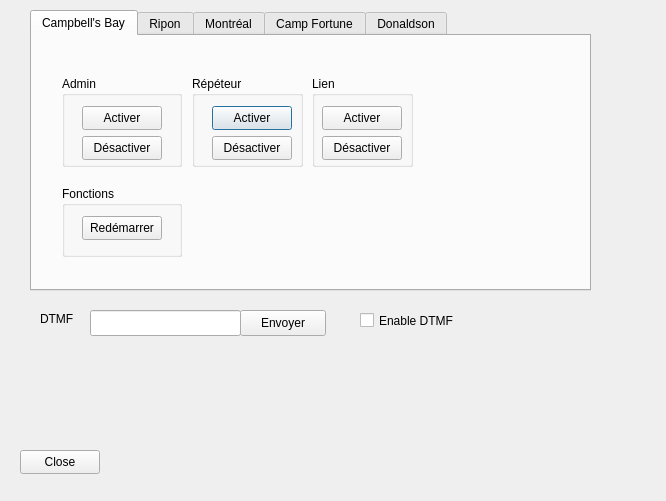
Above: sitesdialog.ui from lromain23/VE2REHConfig before the change. Below: the same form after it.
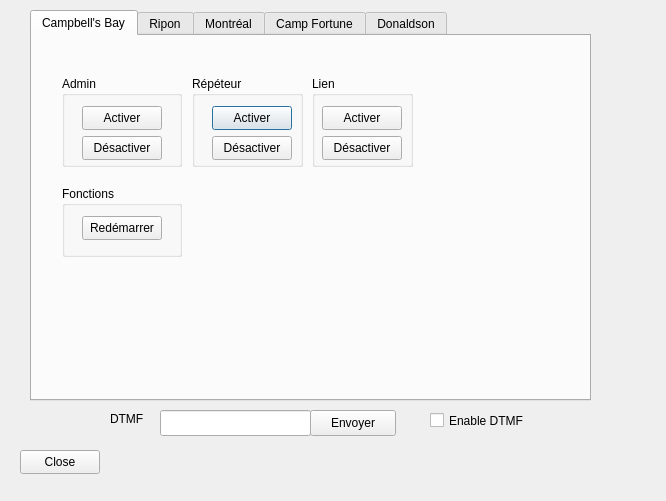
That is the form after the change. The open tabs and pages were chosen to show the change.

The edit to the form file:
```diff
--- a/sitesdialog.ui
+++ b/sitesdialog.ui
@@ -19,7 +19,7 @@
      <x>30</x>
      <y>10</y>
      <width>561</width>
-     <height>281</height>
+     <height>391</height>
     </rect>
    </property>
    <property name="currentIndex">
@@ -1069,8 +1069,8 @@
   <widget class="QLabel" name="label">
    <property name="geometry">
     <rect>
-     <x>40</x>
-     <y>310</y>
+     <x>110</x>
+     <y>410</y>
      <width>58</width>
      <height>18</height>
     </rect>
@@ -1082,8 +1082,8 @@
   <widget class="QLineEdit" name="dtmfSeq">
    <property name="geometry">
     <rect>
-     <x>90</x>
-     <y>310</y>
+     <x>160</x>
+     <y>410</y>
      <width>151</width>
      <height>26</height>
     </rect>
@@ -1092,8 +1092,8 @@
   <widget class="QPushButton" name="sendDTMF">
    <property name="geometry">
     <rect>
-     <x>240</x>
-     <y>310</y>
+     <x>310</x>
+     <y>410</y>
      <width>86</width>
      <height>26</height>
     </rect>
@@ -1105,8 +1105,8 @@
   <widget class="QCheckBox" name="enable">
    <property name="geometry">
     <rect>
-     <x>360</x>
-     <y>310</y>
+     <x>430</x>
+     <y>410</y>
      <width>101</width>
      <height>21</height>
     </rect>
```
Left out of the diff: 2 changed lines with no effect on the pictures.
